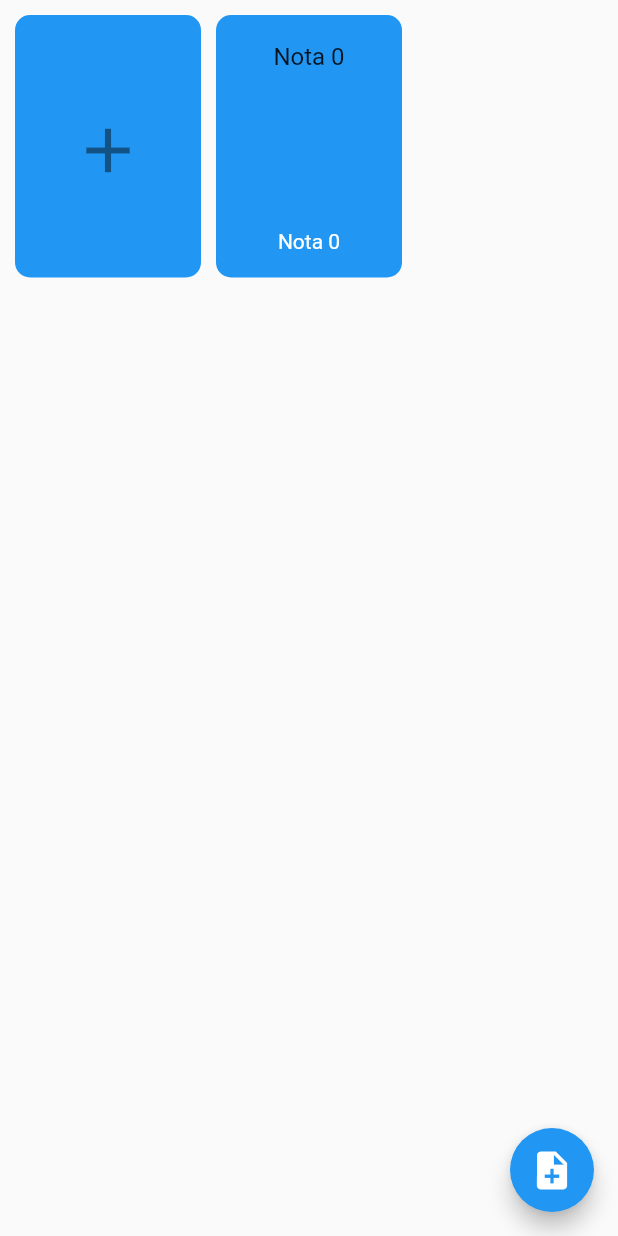
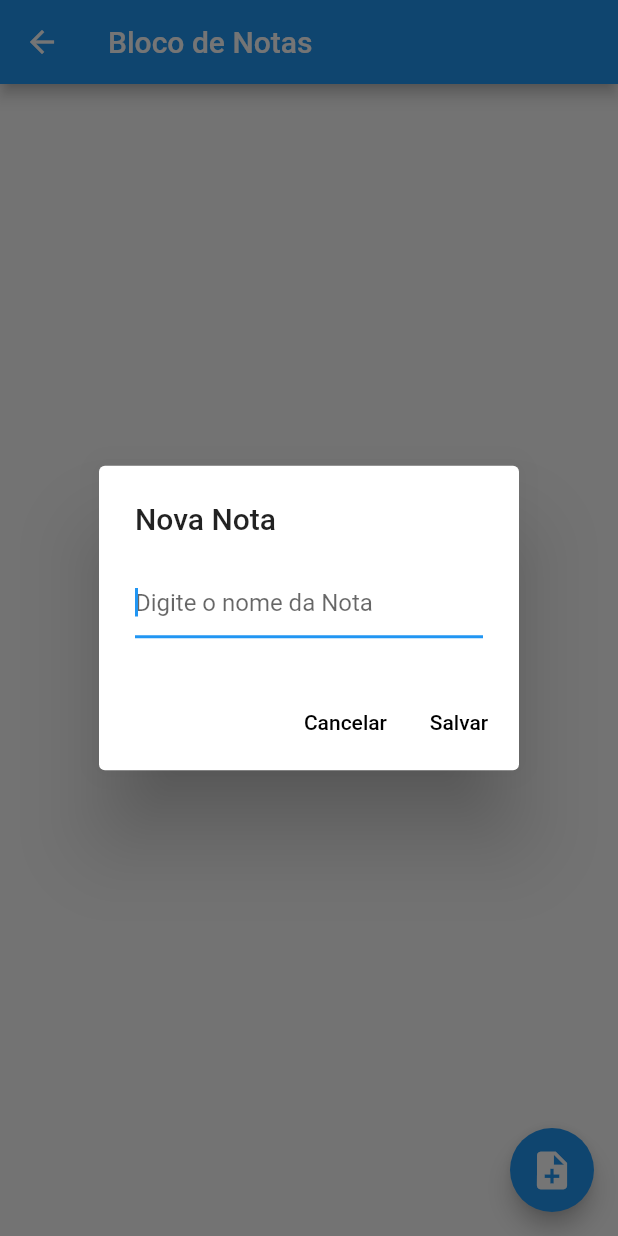
Before and after one commit to CyberGutz/GerenciadorDeTarefas, a Flutter app: the NotasHome screen opened directly, after a tap on the "note add" icon, on a phone screen of 412 x 824 dp. Run offline on Flutter 3.47's test engine with Material 2 defaults, Android fonts, the phone set to English and light mode, and no system bars; our stand-ins replace shared_preferences, sqflite; accounts and stored records are empty.

Commit message:
Notas prontas, porém existem bugs

```diff
--- a/gerenciador_de_tarefas/lib/main.dart
+++ b/gerenciador_de_tarefas/lib/main.dart
@@ -1,5 +1,4 @@
 import 'package:flutter/material.dart';
-import 'package:flutter/services.dart';
 import 'package:gerenciador_de_tarefas/navBar.dart';
 import 'package:provider/provider.dart';
 import 'package:gerenciador_de_tarefas/theme_model.dart';
@@ -23,7 +22,7 @@ class MyApp extends StatelessWidget {
             theme:
                 themeNotifier.isDark ? AppTheme.darkTheme : ThemeData.light(),
             debugShowCheckedModeBanner: false,
-            home: NavBar(initialIndex: 1),
+            home: NavBar(initialIndex: 0),
           );
         },
       ),
--- a/gerenciador_de_tarefas/lib/nota.dart
+++ b/gerenciador_de_tarefas/lib/nota.dart
@@ -1,38 +1,36 @@
-import 'dart:convert';
+class Nota {
+  late String titulo;
+  String conteudo = "teste0";
+  DateTime dataCriado = DateTime.now();
+  DateTime dataLastEdited = DateTime.now();
 
-class Nota {
-  late int id;
-  late String titulo;
-  late String conteudo;
-  late DateTime dataCriado;
-  late DateTime dataLastEdited;
-  int isArquivado = 0;
+  Nota(this.titulo, {conteudo, dataCriado, dataLastEdited});
 
-  Nota(this.id, this.titulo, this.conteudo, this.dataCriado,
-      this.dataLastEdited);
-
-  Map<String, dynamic> toMap(bool forUpdate) {
-    var data = {
-      'id': id,
-      'titulo': utf8.encode(titulo),
-      'conteudo': utf8.encode(conteudo),
-      'dataCriado': epochFromDate(dataCriado),
-      'dataLastEdited': epochFromDate(dataLastEdited),
-      'isArquivado': isArquivado
+  // Converte a tarefa para um mapa JSON
+  Map<String, dynamic> toJson() {
+    return {
+      'titulo': titulo,
+      'conteudo': conteudo,
+      'dataCriado': dataCriado.toIso8601String(),
+      'dataLastEdited': dataLastEdited.toIso8601String(),
     };
-
-    if (forUpdate) {
-      data["id"] = this.id;
-    }
-
-    return data;
   }
 
-  int epochFromDate(DateTime dt) {
-    return dt.millisecondsSinceEpoch ~/ 1000;
+  // Cria uma instância de Task a partir de um mapa JSON
+  factory Nota.fromJson(Map<String, dynamic> json) {
+    return Nota(
+      json['titulo'] as String,
+      conteudo: json['conteudo'] as String,
+      dataCriado: DateTime.parse(json['dataCriado'] as String),
+      dataLastEdited: DateTime.parse(json['dataLastEdited']),
+    );
   }
 
-  void arquiveEstaNota() {
-    isArquivado = 1;
+  void setTitle(String titulo) {
+    this.titulo = titulo;
+  }
+
+  void setConteudo(String conteudo) {
+    this.conteudo = conteudo;
   }
 }
--- /dev/null
+++ b/gerenciador_de_tarefas/lib/nota_preference.dart
@@ -0,0 +1,29 @@
+import 'dart:convert';
+
+import 'package:shared_preferences/shared_preferences.dart';
+
+import 'nota.dart';
+
+class NotaPreferences {
+  static const String _kNoteListKey = 'noteList';
+
+  // Salva a lista de tarefas no SharedPreferences
+  static Future<void> saveNotas(List<Nota> notas) async {
+    final SharedPreferences prefs = await SharedPreferences.getInstance();
+    final List<String> noteJsonList =
+        notas.map((notas) => jsonEncode(notas.toJson())).toList();
+    await prefs.setStringList(_kNoteListKey, noteJsonList);
+  }
+
+  // Carrega a lista de tarefas do SharedPreferences
+  static Future<List<Nota>> loadNotas() async {
+    final SharedPreferences prefs = await SharedPreferences.getInstance();
+    final List<String>? noteJsonList = prefs.getStringList(_kNoteListKey);
+    if (noteJsonList == null) {
+      return [];
+    }
+    return noteJsonList
+        .map((noteJson) => Nota.fromJson(jsonDecode(noteJson)))
+        .toList();
+  }
+}
--- a/gerenciador_de_tarefas/lib/notasHome.dart
+++ b/gerenciador_de_tarefas/lib/notasHome.dart
@@ -1,4 +1,10 @@
+import 'package:flutter/foundation.dart';
 import 'package:flutter/material.dart';
+import 'package:intl/intl.dart';
+
+import 'nota.dart';
+import 'notaPage.dart';
+import 'nota_preference.dart';
 
 class NotasHome extends StatefulWidget {
   const NotasHome({super.key});
@@ -8,11 +14,98 @@ class NotasHome extends StatefulWidget {
 }
 
 class _NotasHomeState extends State<NotasHome> {
-  List<String> notas = ["+"];
+  List<Nota> notas = [];
+
+  final TextEditingController _notaController = TextEditingController();
+  String _searchQuery = '';
+
+  @override
+  void initState() {
+    super.initState();
+    loadnotas(); // Carrega as tarefas ao inicializar o widget
+  }
+
+  // Carrega as tarefas do SharedPreferences
+  void loadnotas() async {
+    List<Nota> notasSalvas = await NotaPreferences.loadNotas();
+    setState(() {
+      notas = notasSalvas.reversed.toList(); // Inverte a lista de notas
+    });
+  }
+
+  // Salva as tarefas no SharedPreferences
+  void savenotas() async {
+    await NotaPreferences.saveNotas(notas);
+  }
+
+  void _showCreateNoteDialog(BuildContext context) {
+    showDialog(
+      context: context,
+      builder: (BuildContext context) {
+        final isDarkMode = Theme.of(context).brightness == Brightness.dark;
+        final buttonColor = isDarkMode ? Colors.white : Colors.black;
+
+        return AlertDialog(
+          title: const Text('Nova Nota'),
+          content: TextField(
+            controller: _notaController,
+            decoration: const InputDecoration(
+              hintText: 'Digite o nome da Nota',
+            ),
+            autofocus: true,
+          ),
+          actions: [
+            TextButton(
+              onPressed: () {
+                _notaController.clear();
+                Navigator.pop(context);
+              },
+              child: Text(
+                'Cancelar',
+                style: TextStyle(
+                  color: buttonColor,
+                ),
+              ),
+            ),
+            TextButton(
+              onPressed: () {
+                setState(() {
+                  notas.insert(
+                    0, // Insere a nova tarefa no início da lista
+                    Nota(
+                      _notaController.text,
+                      conteudo: "",
+                      dataCriado: DateTime.now(),
+                      dataLastEdited: DateTime.now(),
+                    ),
+                  );
+                  _notaController.clear();
+                });
+                Navigator.pop(context);
+                FocusScope.of(context).unfocus(); // Fecha o teclado
+                savenotas();
+              },
+              child: Text(
+                'Salvar',
+                style: TextStyle(
+                  color: buttonColor,
+                ),
+              ),
+            ),
+          ],
+        );
+      },
+    );
+  }
 
   @override
   Widget build(BuildContext context) {
     return Scaffold(
+        appBar: AppBar(
+            title: const Text(
+          "Bloco de Notas",
+          textAlign: TextAlign.center,
+        )),
         body: Center(
             child: Padding(
           padding: const EdgeInsets.all(10),
@@ -29,7 +122,7 @@ class _NotasHomeState extends State<NotasHome> {
           ),
         )),
         floatingActionButton: FloatingActionButton(
-          onPressed: addItem,
+          onPressed: () => _showCreateNoteDialog(context),
           backgroundColor: Theme.of(context).colorScheme.tertiary,
           foregroundColor: Theme.of(context).colorScheme.onTertiary,
           shape: const CircleBorder(),
@@ -40,58 +133,53 @@ class _NotasHomeState extends State<NotasHome> {
         ));
   }
 
-  int notasCount = 0;
+  void pusharPag(List<Nota> notas, int index, BuildContext context) async {
+    notas[index].dataLastEdited = DateTime.now();
+    String conteudo = notas[index].conteudo;
+    Navigator.push(
+            context,
+            MaterialPageRoute(
+                builder: (context) => NotaPage(notas[index].titulo, conteudo)))
+        .then((value) {
+      if (value != null) {
+        notas[index].conteudo = '$value';
+      }
+    });
+    savenotas();
+  }
 
-  Widget gridTile(index) {
-    if (index == 0) {
-      return GridTile(
-          child: ListTile(
-        title: const Icon(
-          Icons.add,
-          size: 50,
-        ),
-        minVerticalPadding: 65,
-        shape: RoundedRectangleBorder(borderRadius: BorderRadius.circular(10)),
-        tileColor: Theme.of(context).colorScheme.secondary,
-        onTap: addItem,
-      ));
-    } else {
+  String recebeConteudo(Future<void> content) {
+    String conteudo = "$content";
+
+    return conteudo;
+  }
+
+  String getDataFormatada(DateTime data) {
+    final DateFormat formatter = DateFormat('dd-MM-yy');
+    final String formated = formatter.format(data);
+
+    return formated;
+  }
+
+  GridTile gridTile(index) {
     return GridTile(
         footer: GridTileBar(
           backgroundColor: Colors.transparent,
           title: Text(
-              notas[index],
+            getDataFormatada(notas[index].dataLastEdited),
             textAlign: TextAlign.center,
           ),
         ),
         child: ListTile(
           title: Text(
-              notas[index],
+            notas[index].titulo,
             textAlign: TextAlign.center,
           ),
           shape:
               RoundedRectangleBorder(borderRadius: BorderRadius.circular(10)),
           tileColor: Theme.of(context).colorScheme.secondary,
-            onTap: () {},
-            onLongPress: () => rmItem(index),
+          onTap: () => pusharPag(notas, index, context),
+          onLongPress: () => {notas.removeAt(index)},
         ));
   }
 }
-
-  void addItem() {
-    setState(() {
-      notas.add("Nota $notasCount");
-      notasCount++;
-    });
-  }
-
-  void rmItem(int index) {
-    setState(() {
-      if (index != 0) {
-        notas.removeAt(index);
-        print(index);
-        notasCount--;
-      }
-    });
-  }
-}
```
Also changed, not shown: gerenciador_de_tarefas/lib/notaPage.dart (added, +57 -0 lines), gerenciador_de_tarefas/lib/todo.dart (+6 -6 lines), gerenciador_de_tarefas/pubspec.lock. Lines whose indentation alone changed are shown as unchanged.
